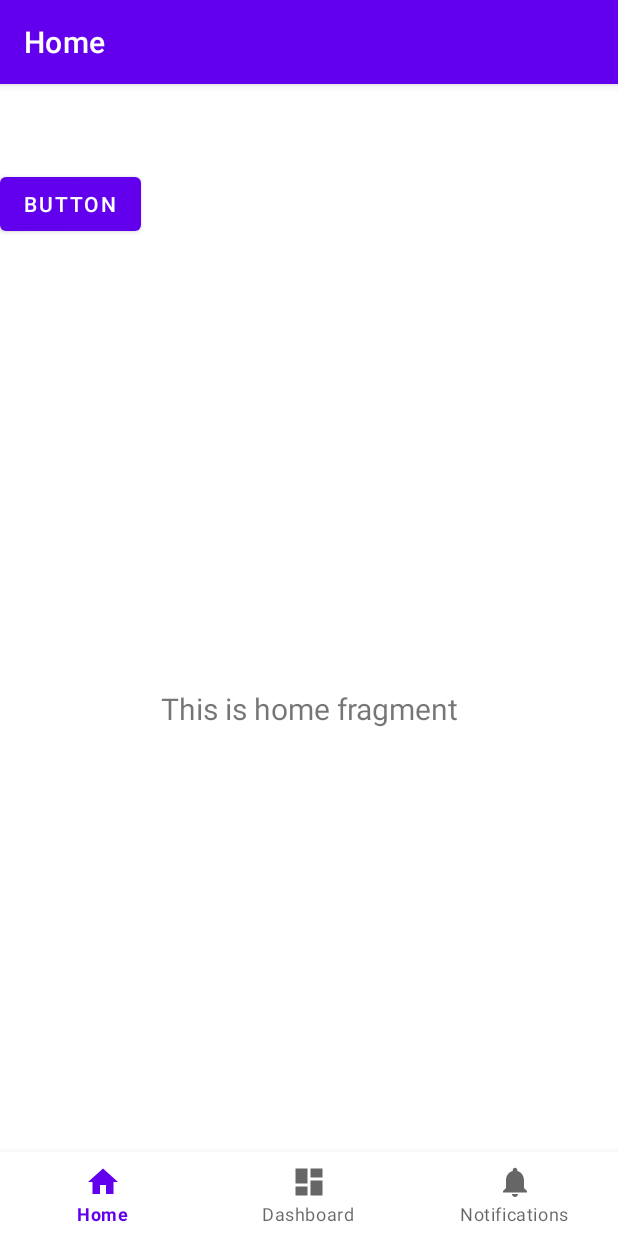
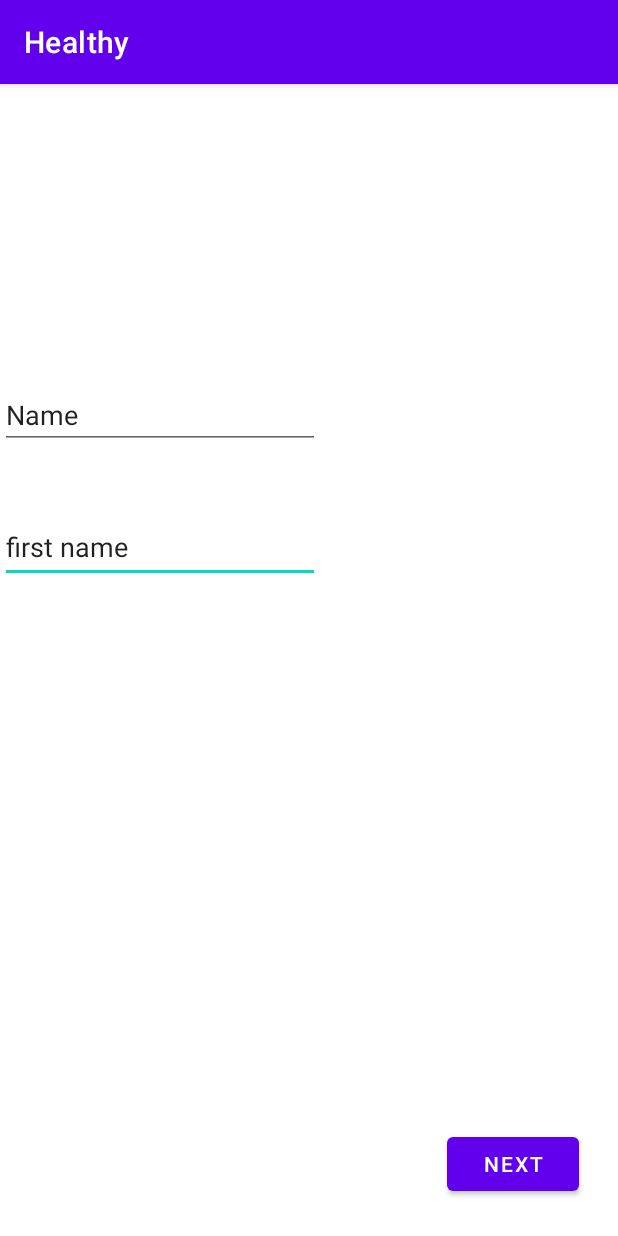
Before and after one commit to Maks782/Healthy, an Android app: the screen it shows after launch (MainActivity), on a phone screen of 412 x 824 dp. Run offline under Robolectric (Android 15) with nearby library versions, the phone set to English and light mode, and no system bars; our stand-ins replace navigation-ui.

Commit message:
add splashscreen and 2 activities (first and tab)

```diff
--- a/app/build.gradle
+++ b/app/build.gradle
@@ -4,12 +4,14 @@ plugins {
 
 android {
     namespace 'com.max.healthy'
+    compileSdkVersion 31
     compileSdk 32
+
 
     defaultConfig {
         applicationId "com.max.healthy"
         minSdk 26
-        targetSdk 32
+        targetSdk 31
         versionCode 1
         versionName "1.0"
 
@@ -41,6 +43,8 @@ dependencies {
     implementation 'androidx.navigation:navigation-fragment:2.5.3'
     implementation 'androidx.navigation:navigation-ui:2.5.3'
     implementation 'androidx.annotation:annotation:1.3.0'
+    implementation 'androidx.core:core-splashscreen:1.0.0'
+
     testImplementation 'junit:junit:4.13.2'
     androidTestImplementation 'androidx.test.ext:junit:1.1.3'
     androidTestImplementation 'androidx.test.espresso:espresso-core:3.4.0'
--- a/app/src/main/java/com/max/healthy/MainActivity.java
+++ b/app/src/main/java/com/max/healthy/MainActivity.java
@@ -1,28 +1,42 @@
 package com.max.healthy;
 
+import android.content.Intent;
 import android.os.Bundle;
-
-import com.google.android.material.bottomnavigation.BottomNavigationView;
+import android.os.Handler;
+import android.view.View;
+import android.view.ViewTreeObserver;
+import android.widget.Button;
 
 import androidx.appcompat.app.AppCompatActivity;
+import androidx.core.splashscreen.SplashScreen;
 import androidx.navigation.NavController;
 import androidx.navigation.Navigation;
 import androidx.navigation.ui.AppBarConfiguration;
 import androidx.navigation.ui.NavigationUI;
 
+import com.google.android.material.bottomnavigation.BottomNavigationView;
 import com.max.healthy.databinding.ActivityMainBinding;
+import com.max.healthy.ui.login.LoginActivity;
 
 public class MainActivity extends AppCompatActivity {
 
     private ActivityMainBinding binding;
+    private boolean isReady=false;
+    private Button button;
 
     @Override
     protected void onCreate(Bundle savedInstanceState) {
+        // Handle the splash screen transition.
+        SplashScreen.installSplashScreen(this);
+
         super.onCreate(savedInstanceState);
 
-        binding = ActivityMainBinding.inflate(getLayoutInflater());
-        setContentView(binding.getRoot());
+      //  binding = ActivityMainBinding.inflate(getLayoutInflater());
+      //  setContentView(binding.getRoot());
 
+        setContentView(R.layout.activity_first);
+        View view = findViewById(android.R.id.content).getRootView();
+        /*
         BottomNavigationView navView = findViewById(R.id.nav_view);
         // Passing each menu ID as a set of Ids because each
         // menu should be considered as top level destinations.
@@ -32,6 +46,47 @@ public class MainActivity extends AppCompatActivity {
         NavController navController = Navigation.findNavController(this, R.id.nav_host_fragment_activity_main);
         NavigationUI.setupActionBarWithNavController(this, navController, appBarConfiguration);
         NavigationUI.setupWithNavController(binding.navView, navController);
+*/
+        button = (Button) findViewById(R.id.button2);
+        button.setOnClickListener(new View.OnClickListener() {
+            @Override
+            public void onClick(View v) {
+                openNewActivity();
+            }
+        });
+
+        // Set up an OnPreDrawListener to the root view.
+        view.getViewTreeObserver().addOnPreDrawListener(
+                new ViewTreeObserver.OnPreDrawListener() {
+                    @Override
+                    public boolean onPreDraw() {
+                        // Check if the initial data is ready.
+                        if (isReady) {
+                            // The content is ready; start drawing.
+                            view.getViewTreeObserver().removeOnPreDrawListener(this);
+                            return true;
+                        } else {
+                            // The content is not ready; suspend.
+                            return false;
+                        }
+                    }
+                });
+
+        // wait 2 seconds before launching the app....
+        Handler handler = new Handler();
+        handler.postDelayed(new Runnable() {
+            @Override
+            public void run() {
+                isReady = true;
+            }
+        }, 2000);
+
+
+    }
+    public void openNewActivity(){
+        Intent intent = new Intent(this, TabActivity.class);
+        startActivity(intent);
     }
 
+
 }
--- /dev/null
+++ b/app/src/main/res/layout/activity_first.xml
@@ -0,0 +1,41 @@
+<?xml version="1.0" encoding="utf-8"?>
+<androidx.constraintlayout.widget.ConstraintLayout xmlns:android="http://schemas.android.com/apk/res/android"
+    xmlns:app="http://schemas.android.com/apk/res-auto"
+    xmlns:tools="http://schemas.android.com/tools"
+    android:layout_width="match_parent"
+    android:layout_height="match_parent"
+    tools:context=".FirstActivity">
+
+    <EditText
+        android:id="@+id/editTextFirsname"
+        android:layout_width="wrap_content"
+        android:layout_height="wrap_content"
+        android:layout_marginTop="41dp"
+        android:ems="10"
+        android:inputType="textPersonName"
+        android:minHeight="48dp"
+        android:text="first name"
+        app:layout_constraintTop_toBottomOf="@+id/editTextName"
+        tools:layout_editor_absoluteX="77dp" />
+
+    <EditText
+        android:id="@+id/editTextName"
+        android:layout_width="wrap_content"
+        android:layout_height="wrap_content"
+        android:layout_marginTop="198dp"
+        android:ems="10"
+        android:inputType="textPersonName"
+        android:text="Name"
+        app:layout_constraintTop_toTopOf="parent"
+        tools:layout_editor_absoluteX="77dp" />
+
+    <Button
+        android:id="@+id/button2"
+        android:layout_width="wrap_content"
+        android:layout_height="wrap_content"
+        android:layout_marginEnd="26dp"
+        android:layout_marginBottom="24dp"
+        android:text="Next"
+        app:layout_constraintBottom_toBottomOf="parent"
+        app:layout_constraintEnd_toEndOf="parent" />
+</androidx.constraintlayout.widget.ConstraintLayout>
--- a/app/src/main/res/layout/activity_main.xml
+++ b/app/src/main/res/layout/activity_main.xml
@@ -7,37 +7,12 @@
     android:layout_height="match_parent"
     android:paddingTop="?attr/actionBarSize">
 
-    <com.google.android.material.bottomnavigation.BottomNavigationView
-        android:id="@+id/nav_view"
-        android:layout_width="0dp"
-        android:layout_height="wrap_content"
-        android:layout_marginStart="0dp"
-        android:layout_marginEnd="0dp"
-        android:background="?android:attr/windowBackground"
-        app:layout_constraintBottom_toBottomOf="parent"
-        app:layout_constraintLeft_toLeftOf="parent"
-        app:layout_constraintRight_toRightOf="parent"
-        app:menu="@menu/bottom_nav_menu" />
-
-    <fragment
-        android:id="@+id/nav_host_fragment_activity_main"
-        android:name="androidx.navigation.fragment.NavHostFragment"
-        android:layout_width="match_parent"
-        android:layout_height="match_parent"
-        app:defaultNavHost="true"
-        app:layout_constraintBottom_toTopOf="@id/nav_view"
-        app:layout_constraintHorizontal_bias="0.0"
-        app:layout_constraintLeft_toLeftOf="parent"
-        app:layout_constraintRight_toRightOf="parent"
-        app:layout_constraintTop_toTopOf="parent"
-        app:layout_constraintVertical_bias="1.0"
-        app:navGraph="@navigation/mobile_navigation" />
 
     <Button
         android:id="@+id/button"
         android:layout_width="wrap_content"
         android:layout_height="wrap_content"
-        android:text="Button"
+        android:text="MAX"
         tools:layout_editor_absoluteX="168dp"
         tools:layout_editor_absoluteY="554dp" />
 
--- /dev/null
+++ b/app/src/main/res/values-night/splash_theme.xml
@@ -0,0 +1,15 @@
+<?xml version="1.0" encoding="utf-8"?>
+<resources xmlns:tools="http://schemas.android.com/tools">
+    <!-- Splash Screen Theme. -->
+    <style name="Theme.AppSplash" parent="Theme.SplashScreen">
+        <item name="windowSplashScreenBackground">@color/black</item>
+        <item name="windowSplashScreenAnimatedIcon">@mipmap/ic_launcher_round</item>
+        <item name="windowSplashScreenAnimationDuration">500</item>
+        <item name="postSplashScreenTheme">@style/Theme.Healthy</item>
+
+        <!-- Status bar and Nav bar configs -->
+        <item name="android:statusBarColor" tools:targetApi="l">@color/black</item>
+        <item name="android:navigationBarColor">@color/black</item>
+        <item name="android:windowLightStatusBar">false</item>
+    </style>
+</resources>
--- /dev/null
+++ b/app/src/main/res/values/splash_theme.xml
@@ -0,0 +1,15 @@
+<?xml version="1.0" encoding="utf-8"?>
+<resources xmlns:tools="http://schemas.android.com/tools">
+    <!-- Splash Screen Theme. -->
+    <style name="Theme.AppSplash" parent="Theme.SplashScreen">
+        <item name="windowSplashScreenBackground">@color/white</item>
+        <item name="windowSplashScreenAnimatedIcon">@mipmap/ic_launcher_round</item>
+        <item name="windowSplashScreenAnimationDuration">500</item>
+        <item name="postSplashScreenTheme">@style/Theme.Healthy</item>
+
+        <!-- Status bar and Nav bar configs -->
+        <item name="android:statusBarColor" tools:targetApi="l">@color/white</item>
+        <item name="android:navigationBarColor">@color/white</item>
+        <item name="android:windowLightStatusBar">true</item>
+    </style>
+</resources>
--- a/app/src/main/res/values/themes.xml
+++ b/app/src/main/res/values/themes.xml
@@ -12,5 +12,6 @@
         <!-- Status bar color. -->
         <item name="android:statusBarColor">?attr/colorPrimaryVariant</item>
         <!-- Customize your theme here. -->
+
     </style>
 </resources>
```
Also changed, not shown: app/src/main/AndroidManifest.xml (+20 -2 lines), app/src/main/java/com/max/healthy/FirstActivity.java (added, +30 -0 lines), app/src/main/java/com/max/healthy/TabActivity.java (added, +31 -0 lines), app/src/main/res/layout/activity_tab.xml (added, +35 -0 lines).
